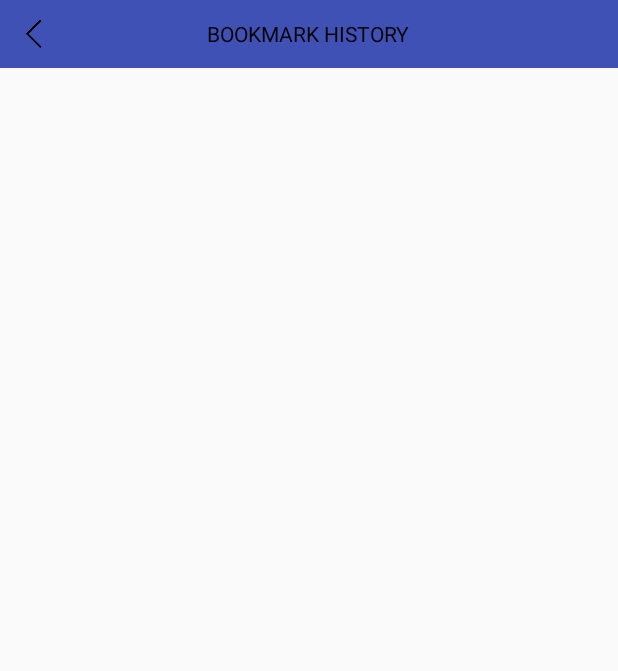
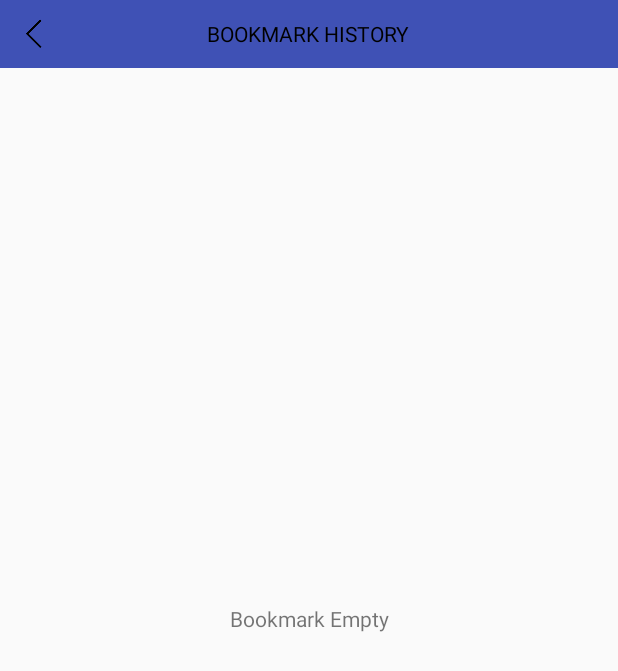
Before and after one commit to dvdinh307/CoinMarket, an Android app: the BookmarkActivity screen opened directly, with no data from a screen before it, on a phone screen of 412 x 824 dp. Shown: the top 671 px of the screen. Run offline under Robolectric (Android 15) with nearby library versions, the phone set to English and light mode, and no system bars; our stand-ins replace ButterKnife.

Commit message:
dinhdv commit code..

```diff
--- a/app/src/main/java/midas/coinmarket/controller/activity/BookmarkActivity.java
+++ b/app/src/main/java/midas/coinmarket/controller/activity/BookmarkActivity.java
@@ -3,6 +3,8 @@ package midas.coinmarket.controller.activity;
 import android.support.v7.widget.LinearLayoutManager;
 import android.support.v7.widget.RecyclerView;
 import android.view.View;
+import android.widget.TextView;
+import android.widget.Toast;
 
 import java.util.ArrayList;
 
@@ -12,15 +14,18 @@ import midas.coinmarket.R;
 import midas.coinmarket.model.CoinObject;
 import midas.coinmarket.model.DatabaseHelper;
 import midas.coinmarket.utils.BaseActivity;
+import midas.coinmarket.view.adapter.BookmarkAdapter;
 import midas.coinmarket.view.adapter.MainAdapter;
 
 public class BookmarkActivity extends BaseActivity {
     @BindView(R.id.rcy_book)
     RecyclerView mRcyBook;
+    @BindView(R.id.tv_no_data)
+    TextView mTvNoData;
 
     private DatabaseHelper mHelper;
     private ArrayList<CoinObject> mListCoin = new ArrayList<>();
-    private MainAdapter mAdapter;
+    private BookmarkAdapter mAdapter;
 
     @Override
     public int getLayoutId() {
@@ -32,8 +37,41 @@ public class BookmarkActivity extends BaseActivity {
         mHelper = new DatabaseHelper(BookmarkActivity.this);
         mListCoin = mHelper.getAllBookmark();
         mRcyBook.setLayoutManager(new LinearLayoutManager(this));
-        mAdapter = new MainAdapter(mListCoin, false, false);
+        mAdapter = new BookmarkAdapter(mListCoin, false, false);
+        mAdapter.setListner(new BookmarkAdapter.onActionBookmark() {
+            @Override
+            public void onEdit(CoinObject coin, int position) {
+                Toast.makeText(BookmarkActivity.this, "Not done", Toast.LENGTH_SHORT).show();
+            }
+
+            @Override
+            public void onDelete(CoinObject coin, int position) {
+                boolean remove = mHelper.removeItemBookmark(String.valueOf(coin.getId()));
+                if (remove) {
+                    mListCoin.remove(position);
+                    mAdapter.notifyDataSetChanged();
+                    Toast.makeText(BookmarkActivity.this, "Delete success !", Toast.LENGTH_SHORT).show();
+                } else {
+                    Toast.makeText(BookmarkActivity.this, "Cannot delete now !", Toast.LENGTH_SHORT).show();
+                }
+                mTvNoData.setVisibility(mListCoin.size() > 0 ? View.GONE : View.VISIBLE);
+            }
+
+            @Override
+            public void onPinToTop(CoinObject coin, int position) {
+                if (mHelper.pinToTop(String.valueOf(coin.getId()))) {
+                    CoinObject coinTop = mListCoin.get(position);
+                    mListCoin.remove(position);
+                    mListCoin.add(coinTop);
+                    mAdapter.notifyDataSetChanged();
+                    Toast.makeText(BookmarkActivity.this, "Pin success !", Toast.LENGTH_SHORT).show();
+                } else {
+                    Toast.makeText(BookmarkActivity.this, "Cannot pin now !", Toast.LENGTH_SHORT).show();
+                }
+            }
+        });
         mRcyBook.setAdapter(mAdapter);
+        mTvNoData.setVisibility(mListCoin.size() > 0 ? View.GONE : View.VISIBLE);
     }
 
     @OnClick({R.id.imv_back})
--- a/app/src/main/res/layout/activity_bookmark.xml
+++ b/app/src/main/res/layout/activity_bookmark.xml
@@ -33,4 +33,15 @@
         android:layout_width="match_parent"
         android:layout_height="wrap_content"
         app:layout_constraintTop_toBottomOf="@id/rl_action_bar" />
+
+    <TextView
+        android:id="@+id/tv_no_data"
+        android:layout_width="wrap_content"
+        android:layout_height="wrap_content"
+        android:text="@string/txt_bookmark_empty"
+        android:visibility="gone"
+        app:layout_constraintBottom_toBottomOf="parent"
+        app:layout_constraintLeft_toLeftOf="parent"
+        app:layout_constraintRight_toRightOf="parent"
+        app:layout_constraintTop_toTopOf="parent" />
 </android.support.constraint.ConstraintLayout>
--- /dev/null
+++ b/app/src/main/res/menu/popup_action.xml
@@ -0,0 +1,16 @@
+<?xml version="1.0" encoding="utf-8"?>
+<menu xmlns:android="http://schemas.android.com/apk/res/android">
+    <item
+        android:id="@+id/item_edit"
+        android:icon="@mipmap/ic_sort"
+        android:title="@string/txt_edit" />
+    <item
+        android:id="@+id/item_delete"
+        android:icon="@mipmap/ic_switch_currency"
+        android:title="@string/txt_delete" />
+    <item
+        android:id="@+id/item_pin_top"
+        android:icon="@mipmap/ic_book_mark"
+        android:title="@string/txt_pin_to_top" />
+
+</menu>
--- /dev/null
+++ b/app/src/main/res/menu/popup_action_normal.xml
@@ -0,0 +1,12 @@
+<?xml version="1.0" encoding="utf-8"?>
+<menu xmlns:android="http://schemas.android.com/apk/res/android">
+    <item
+        android:id="@+id/item_edit"
+        android:icon="@mipmap/ic_sort"
+        android:title="@string/txt_edit" />
+    <item
+        android:id="@+id/item_delete"
+        android:icon="@mipmap/ic_switch_currency"
+        android:title="@string/txt_delete" />
+
+</menu>
--- a/app/src/main/res/values/strings.xml
+++ b/app/src/main/res/values/strings.xml
@@ -21,6 +21,10 @@
     <string name="title_history">History</string>
     <string name="txt_no_data">History empty</string>
     <string name="title_book_mark">Bookmark history</string>
+    <string name="txt_edit">Edit</string>
+    <string name="txt_delete">Delete</string>
+    <string name="txt_pin_to_top">Pin to top</string>
+    <string name="txt_bookmark_empty">Bookmark Empty</string>
     <string-array name="value_currency">
         <item>AUD</item>
         <item>BRL</item>
```
Also changed, not shown: app/src/main/java/midas/coinmarket/model/DatabaseHelper.java (+23 -0 lines), app/src/main/java/midas/coinmarket/view/adapter/BookmarkAdapter.java (added, +215 -0 lines), app/src/main/res/layout/item_book_mark.xml (added, +93 -0 lines).
